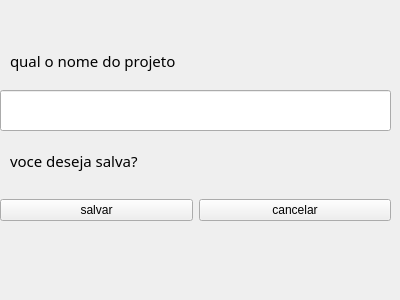
Qt form src/form/alert.ui (lucasrm148/audiodescricao) before a commit.
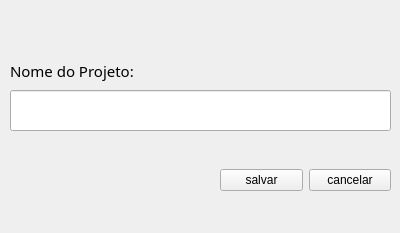
The same form after that commit.

Commit message: Arrumando interfaces

```diff
--- a/src/form/alert.ui
+++ b/src/form/alert.ui
@@ -7,7 +7,7 @@
     <x>0</x>
     <y>0</y>
     <width>400</width>
-    <height>300</height>
+    <height>233</height>
    </rect>
   </property>
   <property name="windowTitle">
@@ -17,9 +17,9 @@
    <property name="geometry">
     <rect>
      <x>10</x>
-     <y>40</y>
+     <y>60</y>
      <width>331</width>
-     <height>41</height>
+     <height>21</height>
     </rect>
    </property>
    <property name="font">
@@ -29,15 +29,15 @@
     </font>
    </property>
    <property name="text">
-    <string>qual o nome do projeto</string>
+    <string>Nome do Projeto:</string>
    </property>
   </widget>
   <widget class="QWidget" name="horizontalLayoutWidget">
    <property name="geometry">
     <rect>
-     <x>0</x>
-     <y>170</y>
-     <width>391</width>
+     <x>220</x>
+     <y>140</y>
+     <width>171</width>
      <height>81</height>
     </rect>
    </property>
@@ -61,32 +61,13 @@
   <widget class="QLineEdit" name="texto">
    <property name="geometry">
     <rect>
-     <x>0</x>
+     <x>10</x>
      <y>90</y>
-     <width>391</width>
+     <width>381</width>
      <height>41</height>
     </rect>
    </property>
   </widget>
-  <widget class="QLabel" name="label_2">
-   <property name="geometry">
-    <rect>
-     <x>10</x>
-     <y>140</y>
-     <width>331</width>
-     <height>41</height>
-    </rect>
-   </property>
-   <property name="font">
-    <font>
-     <family>Candara</family>
-     <pointsize>11</pointsize>
-    </font>
-   </property>
-   <property name="text">
-    <string>voce deseja salva?</string>
-   </property>
-  </widget>
  </widget>
  <resources/>
  <connections>
```
The commit also changes 6 other files.
